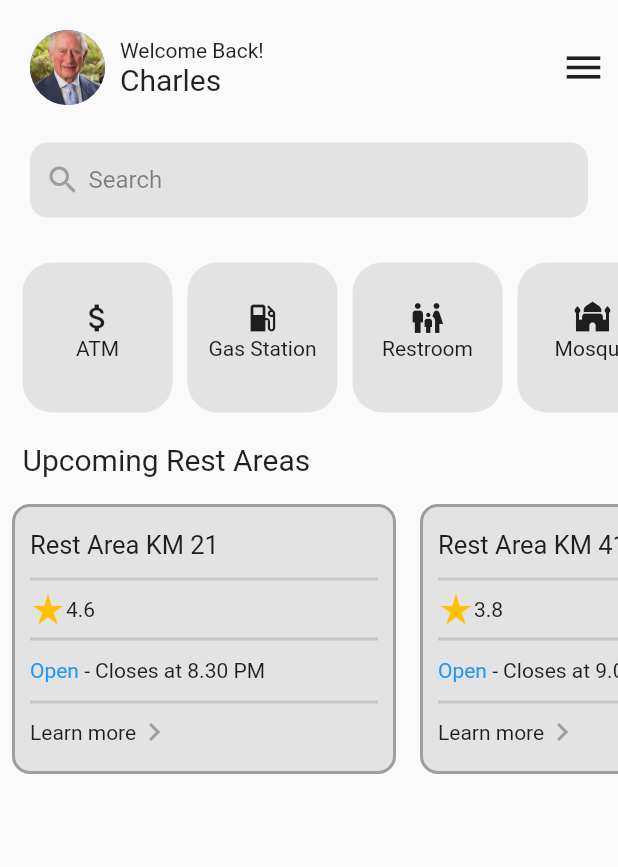
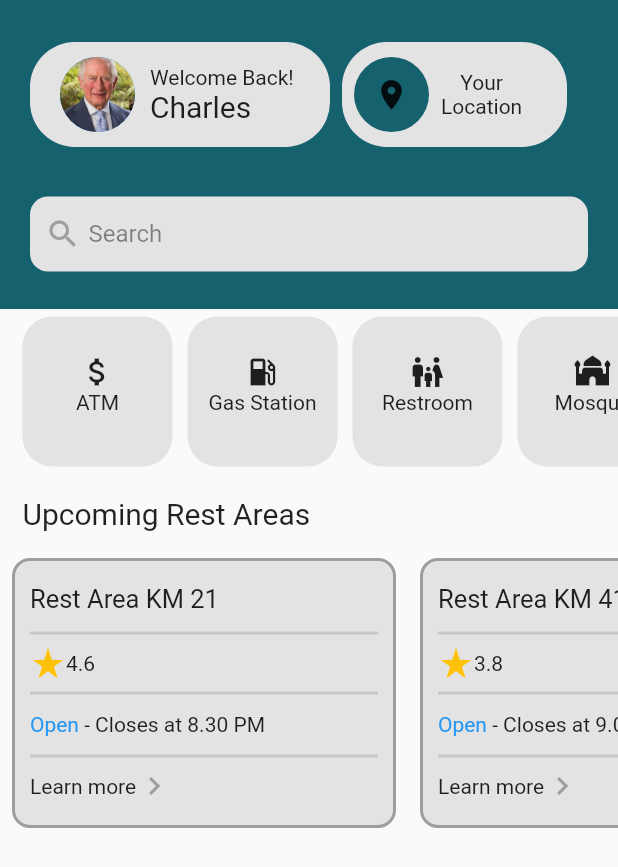
Before and after one commit to bbasm/roadside, a Flutter app: the HomePage screen opened directly, on a phone screen of 412 x 824 dp. Shown: the top 867 px of the screen. Run offline on Flutter 3.47's test engine with Material 2 defaults, Android fonts, the phone set to English and light mode, and no system bars; our stand-ins replace auto_size_text, font_awesome_flutter, material_design_icons_flutter.

```diff
--- a/lib/pages/home_page.dart
+++ b/lib/pages/home_page.dart
@@ -1,3 +1,4 @@
+import 'package:auto_size_text/auto_size_text.dart';
 import 'package:flutter/material.dart';
 import 'package:font_awesome_flutter/font_awesome_flutter.dart';
 import 'package:material_design_icons_flutter/material_design_icons_flutter.dart';
@@ -22,7 +23,7 @@ class _HomePageState extends State<HomePage> {
             children: [
               Container(
                 decoration: const BoxDecoration(
-                    //color: Color.fromRGBO(21, 97, 109, 100),
+                  color: Color.fromRGBO(21, 97, 109, 100),
                 ),
                 child: Padding(
                   padding: const EdgeInsets.only(top: 20),
@@ -30,35 +31,103 @@ class _HomePageState extends State<HomePage> {
                     children: [
                       Row(
                         children: [
+                          Padding(
+                            padding: const EdgeInsets.only(left: 20),
+                            child: Align(
+                              alignment: Alignment.centerLeft,
+                              child: Container(
+                                width: 200,
+                                height: 70,
+                                decoration: BoxDecoration(
+                                  color:
+                                      const Color.fromARGB(255, 228, 227, 227),
+                                  borderRadius: BorderRadius.circular(30),
+                                ),
+                                child: Row(
+                                  children: [
                                     const Padding(
                                       padding: EdgeInsets.only(left: 20),
                                       child: CircleAvatar(
-                                backgroundImage:
-                                    AssetImage('lib/images/charles.jpg'),
+                                          backgroundImage: AssetImage(
+                                              'lib/images/charles.jpg'),
                                           radius: 25),
                                     ),
                                     Padding(
                                       padding: const EdgeInsets.only(left: 10),
                                       child: Column(
-                              crossAxisAlignment: CrossAxisAlignment.start,
+                                          crossAxisAlignment:
+                                              CrossAxisAlignment.start,
+                                          mainAxisAlignment:
+                                              MainAxisAlignment.center,
                                           children: [
                                             const Text('Welcome Back!'),
                                             const Text(
                                               'Charles',
                                               style: TextStyle(fontSize: 20),
                                             ),
+                                          ]),
+                                    ),
+                                    // Expanded(
+                                    //   child: IconButton(
+                                    //     icon: const Icon(Icons.menu, size: 30),
+                                    //     onPressed: () {
+                                    //       _key.currentState!
+                                    //           .openDrawer(); //<-- SEE HERE
+                                    //     },
+                                    //     alignment: Alignment.centerRight,
+                                    //   ),
+                                    // ),
                                   ],
                                 ),
                               ),
-                          Expanded(
-                            child: IconButton(
-                              icon: const Icon(Icons.menu, size: 30),
-                              onPressed: () {
-                                _key.currentState!.openDrawer(); //<-- SEE HERE
-                              },
-                              alignment: Alignment.centerRight,
                             ),
                           ),
+                          Padding(
+                            padding: const EdgeInsets.all(8.0),
+                            child: Container(
+                                height: 70,
+                                width: 150,
+                                decoration: BoxDecoration(
+                                  color:
+                                      const Color.fromARGB(255, 228, 227, 227),
+                                  borderRadius: BorderRadius.circular(30),
+                                ),
+                                // child: Column(
+                                //   crossAxisAlignment:
+                                //       CrossAxisAlignment.center,
+                                //   mainAxisAlignment: MainAxisAlignment.center,
+                                //   children: [
+                                //     Align(
+                                //         alignment: Alignment.center,
+                                //         child: Text('Your Location',
+                                //             style: TextStyle(fontSize: 12))),
+                                //     AutoSizeText(
+                                //       'Cummings, North Dakota',
+                                //       style: TextStyle(fontSize: 14),
+                                //       textAlign: TextAlign.center,
+                                //       //maxLines: 1,
+                                //     )
+                                //   ],
+                                // ),
+
+                                child: Row(
+                                  children: [
+                                    Padding(
+                                      padding: const EdgeInsets.all(8.0),
+                                      child: Container(
+                                        width: 50,
+                                        height: 50,
+                                        decoration: BoxDecoration(
+                                          borderRadius: BorderRadius.circular(30),
+                                          color: Color.fromRGBO(21, 97, 109, 100),
+                                        ),
+                                        child: Icon(Icons.place,),
+                                      ),
+                                    ),
+                                    Text('Your\nLocation', textAlign: TextAlign.center,)
+                                  ],
+                                )),
+                          )
                         ],
                       ),
                       Padding(
--- a/pubspec.yaml
+++ b/pubspec.yaml
@@ -37,6 +37,9 @@ dependencies:
   cupertino_icons: ^1.0.2
   font_awesome_flutter: ^10.4.0
   material_design_icons_flutter: ^6.0.7096
+  auto_size_text: ^3.0.0
+  google_maps_flutter: ^2.2.6
+  google_maps_flutter_web: ^0.4.0+8
 
 dev_dependencies:
   flutter_test:
```
Also changed, not shown: pubspec.lock, 1 other file. Lines whose indentation alone changed are shown as unchanged.
